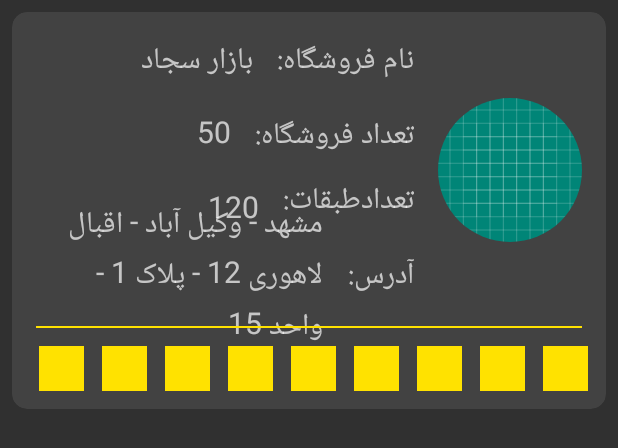
After one commit to ahmader68/KalaBean, an Android app: the layout rv_circle.xml on its own in the app's theme, with its tools: preview values and no code run, on a phone screen of 412 x 824 dp. The commit adds this screen. Shown: the top 448 px of the screen. Run offline under Robolectric (Android 15) with nearby library versions, the phone set to English and light mode, and no system bars.

Commit message:
Recycler views UI and models finished

```diff
--- a/app/build.gradle
+++ b/app/build.gradle
@@ -34,4 +34,5 @@ dependencies {
     implementation 'com.squareup.picasso:picasso:2.71828'
     implementation 'com.android.support:exifinterface:28.0.0'
     implementation 'com.github.tiper:MaterialSpinner:1.3.3'
+    implementation 'de.hdodenhof:circleimageview:3.0.0'
 }
--- /dev/null
+++ b/app/src/main/res/layout/rv_circle.xml
@@ -0,0 +1,200 @@
+<?xml version="1.0" encoding="utf-8"?>
+<android.support.constraint.ConstraintLayout xmlns:android="http://schemas.android.com/apk/res/android"
+    xmlns:app="http://schemas.android.com/apk/res-auto"
+    xmlns:tools="http://schemas.android.com/tools"
+    android:layout_width="match_parent"
+    android:layout_height="wrap_content"
+    android:layoutDirection="rtl">
+
+    <android.support.v7.widget.CardView
+        android:id="@+id/cv_rvCircle_layout"
+        android:layout_width="match_parent"
+        android:layout_height="wrap_content"
+        android:layout_margin="8dp"
+        app:cardCornerRadius="10dp"
+        app:layout_constraintBottom_toBottomOf="parent"
+        app:layout_constraintEnd_toEndOf="parent"
+        app:layout_constraintStart_toStartOf="parent"
+        app:layout_constraintTop_toTopOf="parent">
+
+        <android.support.constraint.ConstraintLayout
+            android:layout_width="match_parent"
+            android:layout_height="wrap_content">
+
+            <de.hdodenhof.circleimageview.CircleImageView
+                android:id="@+id/cimg_rvCircle_profile"
+                android:layout_width="96dp"
+                android:layout_height="96dp"
+                app:layout_constraintTop_toTopOf="parent"
+                app:layout_constraintStart_toStartOf="parent"
+                app:layout_constraintBottom_toBottomOf="@id/v_rvCircle_line"
+                app:civ_border_overlay="true"
+                android:layout_margin="16dp"
+                android:src="@drawable/ic_launcher_background"/>
+            <TextView
+                android:id="@+id/txt_rvCircle_storeNameTitle"
+                android:layout_width="wrap_content"
+                android:layout_height="wrap_content"
+                app:layout_constraintTop_toTopOf="parent"
+                app:layout_constraintStart_toEndOf="@id/cimg_rvCircle_profile"
+                tools:text="@string/txt_rvCircle_storeName"
+                android:textSize="20sp"
+                android:layout_margin="16dp"/>
+            <TextView
+                android:id="@+id/txt_rvCircle_storeNameContent"
+                android:layout_width="wrap_content"
+                android:layout_height="wrap_content"
+                app:layout_constraintTop_toTopOf="parent"
+                app:layout_constraintStart_toEndOf="@id/txt_rvCircle_storeNameTitle"
+                android:layout_margin="16dp"
+                tools:text="بازار سجاد"
+                android:textSize="20sp"/>
+            <TextView
+                android:id="@+id/txt_rvCircle_coutnStoreTitle"
+                android:layout_width="wrap_content"
+                android:layout_height="wrap_content"
+                app:layout_constraintTop_toBottomOf="@id/txt_rvCircle_storeNameTitle"
+                app:layout_constraintStart_toEndOf="@id/cimg_rvCircle_profile"
+                android:layout_margin="16dp"
+                android:text="@string/txt_rvCircle_countStoreTitle"
+                android:textSize="20sp"/>
+            <TextView
+                android:id="@+id/txt_rvCircle_countStoreCount"
+                android:layout_width="wrap_content"
+                android:layout_height="wrap_content"
+                app:layout_constraintTop_toBottomOf="@id/txt_rvCircle_storeNameTitle"
+                app:layout_constraintStart_toEndOf="@id/txt_rvCircle_coutnStoreTitle"
+                android:layout_margin="16dp"
+                android:textSize="20sp"
+                tools:text="50"/>
+            <TextView
+                android:id="@+id/txt_rvCircle_floorCountTitle"
+                android:layout_width="wrap_content"
+                android:layout_height="wrap_content"
+                app:layout_constraintTop_toBottomOf="@id/txt_rvCircle_countStoreCount"
+                app:layout_constraintStart_toEndOf="@id/cimg_rvCircle_profile"
+                android:text="@string/txt_rvCircle_floorCountTitle"
+                android:textSize="20sp"
+                android:layout_margin="16dp"/>
+            <TextView
+                android:id="@+id/txt_rvCircle_floorCountContent"
+                android:layout_width="wrap_content"
+                android:layout_height="wrap_content"
+                app:layout_constraintTop_toBottomOf="@id/txt_rvCircle_coutnStoreTitle"
+                app:layout_constraintStart_toEndOf="@id/txt_rvCircle_floorCountTitle"
+                android:layout_margin="16dp"
+                android:textSize="20sp"
+                tools:text="120"/>
+            <TextView
+                android:id="@+id/txt_rvCircle_addressTitle"
+                android:layout_width="wrap_content"
+                android:layout_height="wrap_content"
+                app:layout_constraintTop_toBottomOf="@id/txt_rvCircle_floorCountTitle"
+                app:layout_constraintStart_toEndOf="@id/cimg_rvCircle_profile"
+                android:text="@string/txt_rvCircle_addressTitle"
+                android:layout_margin="16dp"
+                android:textSize="20sp"/>
+            <TextView
+                android:id="@+id/txt_rvCircle_addressContent"
+                android:layout_width="190dp"
+                android:layout_height="wrap_content"
+                app:layout_constraintTop_toTopOf="@id/txt_rvCircle_addressTitle"
+                app:layout_constraintStart_toEndOf="@id/txt_rvCircle_addressTitle"
+                app:layout_constraintBottom_toBottomOf="@id/txt_rvCircle_addressTitle"
+                app:layout_constraintEnd_toEndOf="parent"
+                android:textSize="20sp"
+                tools:text="مشهد - وکیل آباد - اقبال لاهوری 12 - پلاک 1 - واحد 15"/>
+            <View
+                android:id="@+id/v_rvCircle_line"
+                android:layout_width="match_parent"
+                android:layout_height="1dp"
+                app:layout_constraintTop_toBottomOf="@id/txt_rvCircle_addressTitle"
+                app:layout_constraintEnd_toEndOf="parent"
+                app:layout_constraintStart_toStartOf="parent"
+                android:layout_margin="16dp"
+                android:background="@color/colorAccent"/>
+            <ImageView
+                android:id="@+id/img_rvCircle_stair"
+                android:layout_width="30dp"
+                android:layout_height="30dp"
+                app:layout_constraintTop_toBottomOf="@id/v_rvCircle_line"
+                app:layout_constraintStart_toStartOf="parent"
+                app:layout_constraintBottom_toBottomOf="parent"
+                android:layout_margin="12dp"
+                tools:src="@color/colorAccent"/>
+            <ImageView
+                android:id="@+id/img_rvCircle_cafe"
+                android:layout_width="30dp"
+                android:layout_height="30dp"
+                app:layout_constraintTop_toTopOf="@id/img_rvCircle_stair"
+                app:layout_constraintStart_toEndOf="@id/img_rvCircle_stair"
+                app:layout_constraintBottom_toBottomOf="@id/img_rvCircle_stair"
+                android:layout_marginStart="12dp"
+                tools:src="@color/colorAccent"/>
+            <ImageView
+                android:id="@+id/img_rvCircle_wc"
+                android:layout_width="30dp"
+                android:layout_height="30dp"
+                app:layout_constraintTop_toTopOf="@id/img_rvCircle_cafe"
+                app:layout_constraintStart_toEndOf="@id/img_rvCircle_cafe"
+                app:layout_constraintBottom_toBottomOf="@id/img_rvCircle_cafe"
+                android:layout_marginStart="12dp"
+                tools:src="@color/colorAccent"/>
+            <ImageView
+                android:id="@+id/img_rvCircle_gift"
+                android:layout_width="30dp"
+                android:layout_height="30dp"
+                app:layout_constraintTop_toTopOf="@id/img_rvCircle_wc"
+                app:layout_constraintStart_toEndOf="@id/img_rvCircle_wc"
+                app:layout_constraintBottom_toBottomOf="@id/img_rvCircle_wc"
+                android:layout_marginStart="12dp"
+                tools:src="@color/colorAccent"/>
+            <ImageView
+                android:id="@+id/img_rvCircle_parking"
+                android:layout_width="30dp"
+                android:layout_height="30dp"
+                app:layout_constraintTop_toTopOf="@id/img_rvCircle_gift"
+                app:layout_constraintStart_toEndOf="@id/img_rvCircle_gift"
+                app:layout_constraintBottom_toBottomOf="@id/img_rvCircle_gift"
+                android:layout_marginStart="12dp"
+                tools:src="@color/colorAccent"/>
+            <ImageView
+                android:id="@+id/img_rvCircle_play"
+                android:layout_width="30dp"
+                android:layout_height="30dp"
+                app:layout_constraintTop_toTopOf="@id/img_rvCircle_parking"
+                app:layout_constraintStart_toEndOf="@id/img_rvCircle_parking"
+                app:layout_constraintBottom_toBottomOf="@id/img_rvCircle_parking"
+                android:layout_marginStart="12dp"
+                tools:src="@color/colorAccent"/>
+            <ImageView
+                android:id="@+id/img_rvCircle_shop"
+                android:layout_width="30dp"
+                android:layout_height="30dp"
+                app:layout_constraintTop_toTopOf="@id/img_rvCircle_play"
+                app:layout_constraintStart_toEndOf="@id/img_rvCircle_play"
+                app:layout_constraintBottom_toBottomOf="@id/img_rvCircle_play"
+                android:layout_marginStart="12dp"
+                tools:src="@color/colorAccent"/>
+            <ImageView
+                android:id="@+id/img_rvCircle_net"
+                android:layout_width="30dp"
+                android:layout_height="30dp"
+                app:layout_constraintTop_toTopOf="@id/img_rvCircle_shop"
+                app:layout_constraintStart_toEndOf="@id/img_rvCircle_shop"
+                app:layout_constraintBottom_toBottomOf="@id/img_rvCircle_shop"
+                android:layout_marginStart="12dp"
+                tools:src="@color/colorAccent"/>
+
+            <ImageView
+                android:id="@+id/img_rvCircle_elevator"
+                android:layout_width="30dp"
+                android:layout_height="30dp"
+                app:layout_constraintBottom_toBottomOf="@id/img_rvCircle_net"
+                app:layout_constraintStart_toEndOf="@id/img_rvCircle_net"
+                app:layout_constraintTop_toTopOf="@id/img_rvCircle_net"
+                android:layout_marginStart="12dp"
+                tools:src="@color/colorAccent" />
+        </android.support.constraint.ConstraintLayout>
+    </android.support.v7.widget.CardView>
+</android.support.constraint.ConstraintLayout>
--- a/app/src/main/res/values/strings.xml
+++ b/app/src/main/res/values/strings.xml
@@ -43,5 +43,9 @@
     <string name="sp_fragmentEditUser_state">استان</string>
 
     <string name="sp_fragmentEditUser_city">شهر</string>
+    <string name="txt_rvCircle_countStoreTitle">تعداد فروشگاه:</string>
+    <string name="txt_rvCircle_storeName">نام فروشگاه:</string>
+    <string name="txt_rvCircle_floorCountTitle">تعدادطبقات:</string>
+    <string name="txt_rvCircle_addressTitle">آدرس:</string>
 
 </resources>
```
Also changed, not shown: app/src/main/java/com/intek/kalabean/Model/Product.java (added, +13 -0 lines), app/src/main/java/com/intek/kalabean/Model/Store.java (added, +130 -0 lines), app/src/main/res/layout/rv_square.xml (added, +29 -0 lines).
